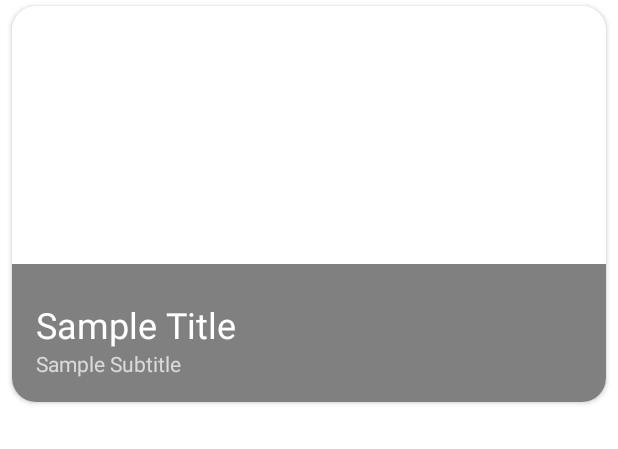
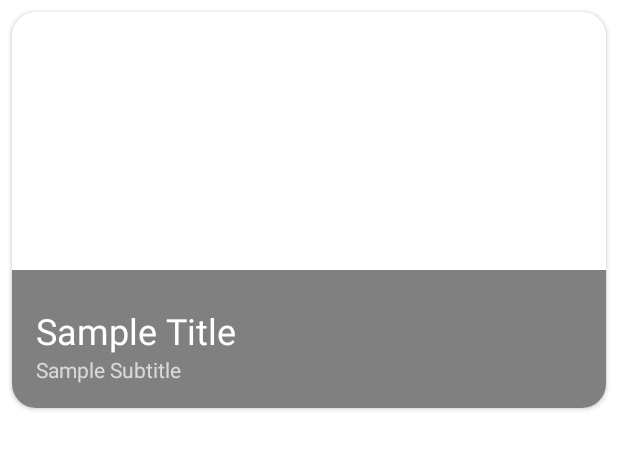
Before and after one commit to Ferdy199/MovieApp, an Android app: the layout item_list_movie.xml on its own in the app's theme, with its tools: preview values and no code run, on a phone screen of 412 x 824 dp. Shown: the top 449 px of the screen. Run offline under Robolectric (Android 15) with nearby library versions, the phone set to English and light mode, and no system bars.

Commit message:
merubah jarak item movie

```diff
--- a/app/src/main/res/layout/item_list_movie.xml
+++ b/app/src/main/res/layout/item_list_movie.xml
@@ -6,7 +6,7 @@
     android:layout_width="match_parent"
     android:layout_height="wrap_content"
     android:layout_marginStart="8dp"
-    android:layout_marginTop="4dp"
+    android:layout_marginTop="8dp"
     android:layout_marginEnd="8dp"
     android:layout_marginBottom="4dp"
     app:cardCornerRadius="16dp">
```
